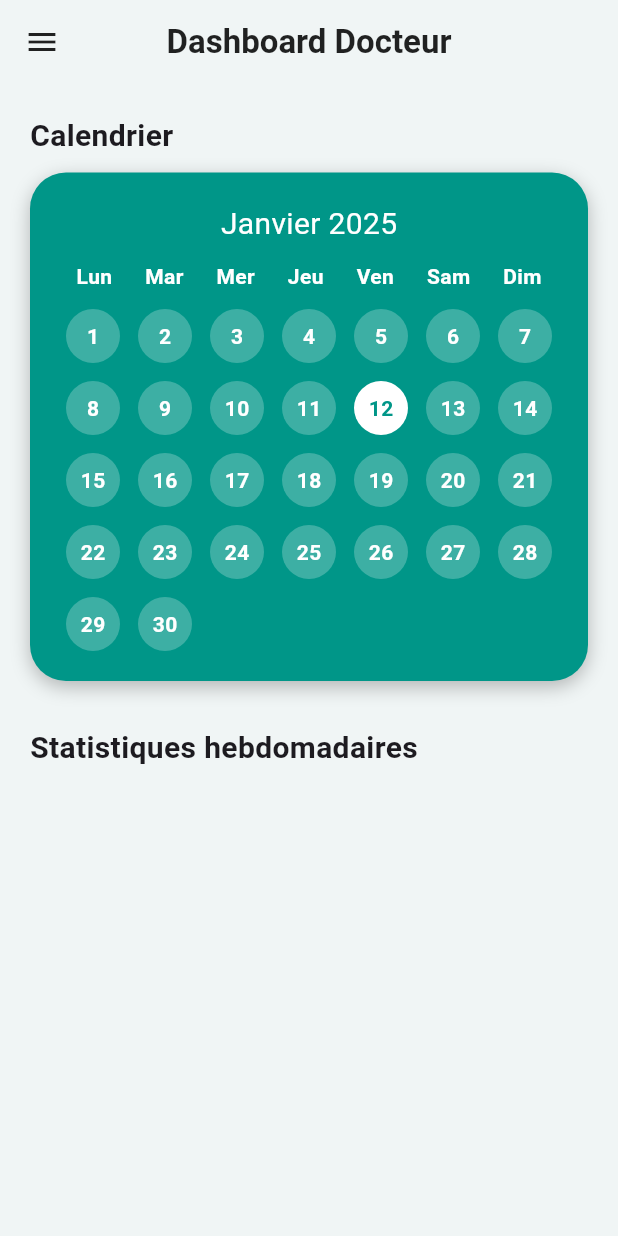
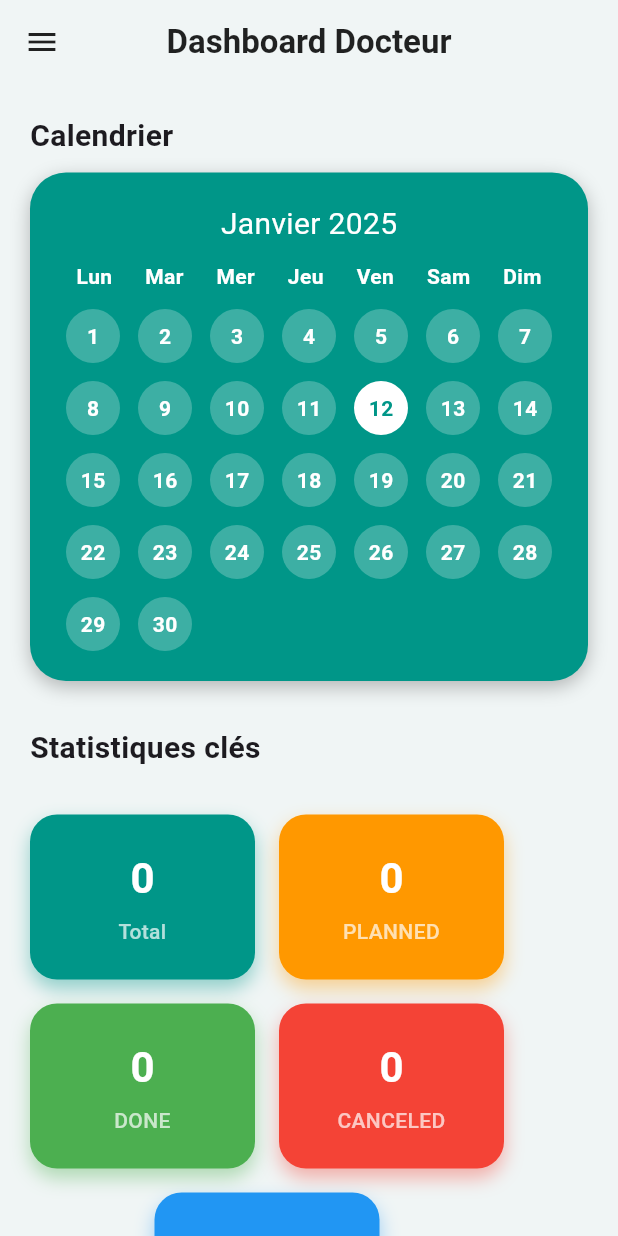
Before and after one commit to AYAboud/assistant_clinique, a Flutter app: the DoctorHomePage screen opened by its route, on a phone screen of 412 x 824 dp. Run offline on Flutter 3.47's test engine with Material 3 defaults, Android fonts, the phone set to English and light mode, and no system bars; our stand-ins replace fl_chart; network calls fail.

Commit message:
7 commit

```diff
--- a/lib/DoctorHomePage.dart
+++ b/lib/DoctorHomePage.dart
@@ -1,15 +1,85 @@
+import 'dart:convert';
 import 'package:flutter/material.dart';
+import 'package:fl_chart/fl_chart.dart';
+import 'package:http/http.dart' as http;
 import 'PatientHomePage.dart';
 import 'consultations_page.dart';
 
-class DoctorHomePage extends StatelessWidget {
+class DoctorHomePage extends StatefulWidget {
   const DoctorHomePage({super.key});
+
+  @override
+  _DoctorHomePageState createState() => _DoctorHomePageState();
+}
+
+class _DoctorHomePageState extends State<DoctorHomePage> {
+  int totalConsultations = 0;
+  int planned = 0;
+  int done = 0;
+  int canceled = 0;
+  int distinctPatients = 0;
+  Map<int, int> consultationsPerDay = {};
+  bool isLoading = true;
+
+  @override
+  void initState() {
+    super.initState();
+    fetchStats();
+  }
+
+  Future<void> fetchStats() async {
+    final doctorId = 1; // à rendre dynamique si besoin
+    try {
+      final totalRes = await http.get(
+        Uri.parse('http://localhost:8082/consultations/doctor/$doctorId/count'),
+      );
+      final plannedRes = await http.get(
+        Uri.parse(
+          'http://localhost:8082/consultations/doctor/$doctorId/count/status/PLANNED',
+        ),
+      );
+      final doneRes = await http.get(
+        Uri.parse(
+          'http://localhost:8082/consultations/doctor/$doctorId/count/status/DONE',
+        ),
+      );
+      final canceledRes = await http.get(
+        Uri.parse(
+          'http://localhost:8082/consultations/doctor/$doctorId/count/status/CANCELED',
+        ),
+      );
+      final patientsRes = await http.get(
+        Uri.parse(
+          'http://localhost:8082/consultations/doctor/$doctorId/count/patients',
+        ),
+      );
+      final statsRes = await http.get(
+        Uri.parse(
+          'http://localhost:8082/consultations/doctor/$doctorId/stats/days',
+        ),
+      );
+
+      setState(() {
+        totalConsultations = int.parse(totalRes.body);
+        planned = int.parse(plannedRes.body);
+        done = int.parse(doneRes.body);
+        canceled = int.parse(canceledRes.body);
+        distinctPatients = int.parse(patientsRes.body);
+        Map<String, dynamic> data = json.decode(statsRes.body);
+        consultationsPerDay = data.map(
+          (key, value) => MapEntry(int.parse(key), (value as num).toInt()),
+        );
+        isLoading = false;
+      });
+    } catch (e) {
+      setState(() => isLoading = false);
+    }
+  }
 
   @override
   Widget build(BuildContext context) {
     return Scaffold(
       drawer: _buildDrawer(context),
-
       appBar: AppBar(
         elevation: 0,
         backgroundColor: Colors.transparent,
@@ -17,9 +87,7 @@ class DoctorHomePage extends StatelessWidget {
         leading: Builder(
           builder: (context) => IconButton(
             icon: const Icon(Icons.menu, color: Colors.black87),
-            onPressed: () {
-              Scaffold.of(context).openDrawer();
-            },
+            onPressed: () => Scaffold.of(context).openDrawer(),
           ),
         ),
         title: const Text(
@@ -32,129 +100,142 @@ class DoctorHomePage extends StatelessWidget {
         ),
         centerTitle: true,
       ),
-
-      body: SingleChildScrollView(
+      body: isLoading
+          ? const Center(child: CircularProgressIndicator())
+          : SingleChildScrollView(
               padding: const EdgeInsets.all(20),
               child: Column(
                 crossAxisAlignment: CrossAxisAlignment.start,
                 children: [
-            // --------------------- MINI CALENDRIER --------------------
                   const Text(
                     "Calendrier",
                     style: TextStyle(fontSize: 20, fontWeight: FontWeight.bold),
                   ),
                   const SizedBox(height: 10),
-
                   _miniCalendar(),
+                  const SizedBox(height: 30),
+                  const Text(
+                    "Statistiques clés",
+                    style: TextStyle(fontSize: 20, fontWeight: FontWeight.bold),
+                  ),
+                  const SizedBox(height: 30, width: 20),
+                  Wrap(
+                    alignment:
+                        WrapAlignment.center, // 👈 THIS centers the cards
+                    spacing: 16,
+                    runSpacing: 16,
+                    children: [
+                      _statCard("Total", totalConsultations, Colors.teal),
+                      _statCard("PLANNED", planned, Colors.orange),
+                      _statCard("DONE", done, Colors.green),
+                      _statCard("CANCELED", canceled, Colors.red),
+                      _statCard("Patients", distinctPatients, Colors.blue),
+                    ],
+                  ),
 
                   const SizedBox(height: 30),
-
-            // --------------------- STATISTIQUES ------------------------
                   const Text(
-              "Statistiques hebdomadaires",
+                    "Graphiques",
                     style: TextStyle(fontSize: 20, fontWeight: FontWeight.bold),
                   ),
                   const SizedBox(height: 10),
+                  // ---------------- Bar Chart ----------------
+                  SizedBox(
+                    height: 200,
+                    child: BarChart(
+                      BarChartData(
+                        alignment: BarChartAlignment.spaceAround,
+                        maxY: consultationsPerDay.values.isEmpty
+                            ? 1
+                            : consultationsPerDay.values
+                                  .reduce((a, b) => a > b ? a : b)
+                                  .toDouble(),
+                        barGroups: consultationsPerDay.entries
+                            .map(
+                              (e) => BarChartGroupData(
+                                x: e.key,
+                                barRods: [
+                                  BarChartRodData(
+                                    toY: e.value.toDouble(),
+                                    color: Colors.teal,
+                                  ),
+                                ],
+                              ),
+                            )
+                            .toList(),
+                      ),
+                    ),
+                  ),
+                  const SizedBox(height: 20),
+                  // ---------------- Pie Chart ----------------
+                  SizedBox(
+                    height: 200,
+                    child: PieChart(
+                      PieChartData(
+                        sections: [
+                          PieChartSectionData(
+                            value: planned.toDouble(),
+                            color: Colors.orange,
+                            title: "PLANNED",
+                          ),
+                          PieChartSectionData(
+                            value: done.toDouble(),
+                            color: Colors.green,
+                            title: "DONE",
+                          ),
+                          PieChartSectionData(
+                            value: canceled.toDouble(),
+                            color: Colors.red,
+                            title: "CANCELED",
+                          ),
+                        ],
+                      ),
+                    ),
+                  ),
+                  const SizedBox(height: 20),
+                  // TODO: Ajouter LineChart pour évolution hebdomadaire
                 ],
               ),
             ),
     );
   }
 
-  // ---------------------------------------------------------------------------
-  // DRAWER / SIDE BAR
-  // ---------------------------------------------------------------------------
-
-  Widget _buildDrawer(BuildContext context) {
-    return Drawer(
-      child: Column(
-        crossAxisAlignment: CrossAxisAlignment.stretch,
-        children: [
-          DrawerHeader(
-            decoration: const BoxDecoration(color: Colors.teal),
-            child: Column(
-              crossAxisAlignment: CrossAxisAlignment.start,
-              children: const [
-                CircleAvatar(
-                  radius: 32,
-                  backgroundImage: AssetImage("assets/doctor.jpg"),
-                ),
-                SizedBox(height: 10),
-                Text(
-                  "Dr. Ahmed Salmi",
-                  style: TextStyle(color: Colors.white, fontSize: 18),
-                ),
-                Text(
-                  "Cardiologue",
-                  style: TextStyle(color: Colors.white70, fontSize: 14),
+  Widget _statCard(String label, int value, Color color) {
+    return Container(
+      width: 150,
+      height: 110,
+      decoration: BoxDecoration(
+        color: color,
+        borderRadius: BorderRadius.circular(18),
+        boxShadow: [
+          BoxShadow(
+            color: color.withOpacity(0.4),
+            blurRadius: 10,
+            offset: const Offset(0, 6),
           ),
         ],
       ),
+      padding: const EdgeInsets.all(16),
+      child: Column(
+        mainAxisAlignment: MainAxisAlignment.center,
+        children: [
+          Text(
+            "$value",
+            style: const TextStyle(
+              fontSize: 28,
+              fontWeight: FontWeight.bold,
+              color: Colors.white,
             ),
-
-          // -------------------- AJOUT : PROFILE --------------------
-          ListTile(
-            leading: const Icon(Icons.person, color: Colors.deepPurple),
-            title: const Text("Profil"),
-            onTap: () {
-              Navigator.pushNamed(context, "/doctorProfile");
-            },
           ),
-
-          // Planning
-          ListTile(
-            leading: const Icon(Icons.calendar_month, color: Colors.teal),
-            title: const Text("Mon planning"),
-            onTap: () {
-              Navigator.pushNamed(context, "/doctorSchedule");
-            },
+          const SizedBox(height: 6),
+          Text(
+            label,
+            style: const TextStyle(
+              fontSize: 14,
+              fontWeight: FontWeight.w500,
+              color: Colors.white70,
             ),
-
-          // Patients
-          ListTile(
-            leading: const Icon(Icons.person_search, color: Colors.blue),
-            title: const Text("Mes patients"),
-            onTap: () {
-              Navigator.push(
-                context,
-                MaterialPageRoute(
-                  builder: (context) => const PatientHomePage(),
-                ),
-              );
-            },
-          ),
-
-          // -------------------- AJOUT : CONSULTATIONS --------------------
-          ListTile(
-            leading: const Icon(
-              Icons.medical_services,
-              color: Colors.redAccent,
-            ),
-            title: const Text("Rendez-vous"),
-            onTap: () {
-              Navigator.push(
-                context,
-                MaterialPageRoute(
-                  builder: (context) => const ConsultationsPage(),
-                ),
-              );
-            },
-          ),
-
-          // Historiques
-          ListTile(
-            leading: const Icon(Icons.history, color: Colors.orange),
-            title: const Text("Historiques"),
-            onTap: () {},
-          ),
-
-          const Spacer(),
-
-          // Déconnexion
-          ListTile(
-            leading: const Icon(Icons.logout, color: Colors.red),
-            title: const Text("Déconnexion"),
-            onTap: () {},
+            textAlign: TextAlign.center,
           ),
         ],
       ),
@@ -170,7 +251,7 @@ class DoctorHomePage extends StatelessWidget {
       decoration: BoxDecoration(
         color: Colors.teal,
         borderRadius: BorderRadius.circular(24),
-        boxShadow: [
+        boxShadow: const [
           BoxShadow(
             color: Colors.black26,
             blurRadius: 10,
@@ -178,7 +259,6 @@ class DoctorHomePage extends StatelessWidget {
           ),
         ],
       ),
-
       child: Column(
         children: [
           const Text(
@@ -234,48 +314,78 @@ class DoctorHomePage extends StatelessWidget {
   }
 
   // ---------------------------------------------------------------------------
-  // GRAPHIQUE DE STATISTIQUES
+  // DRAWER
   // ---------------------------------------------------------------------------
-}
-
-// -----------------------------------------------------------------------------
-// WIDGET D'UN JOUR DU MINI CALENDRIER
-// -----------------------------------------------------------------------------
-
-class _CalendarDay extends StatelessWidget {
-  final String label;
-  final String day;
-
-  const _CalendarDay({required this.label, required this.day});
-
-  @override
-  Widget build(BuildContext context) {
-    return Column(
+  Widget _buildDrawer(BuildContext context) {
+    return Drawer(
+      child: Column(
+        crossAxisAlignment: CrossAxisAlignment.stretch,
         children: [
+          DrawerHeader(
+            decoration: const BoxDecoration(color: Colors.teal),
+            child: Column(
+              crossAxisAlignment: CrossAxisAlignment.start,
+              children: const [
+                CircleAvatar(
+                  radius: 32,
+                  backgroundImage: AssetImage("assets/doctor.jpg"),
+                ),
+                SizedBox(height: 10),
                 Text(
-          label,
-          style: const TextStyle(
-            color: Colors.white,
-            fontWeight: FontWeight.bold,
+                  "Dr. Ahmed Salmi",
+                  style: TextStyle(color: Colors.white, fontSize: 18),
+                ),
+                Text(
+                  "Cardiologue",
+                  style: TextStyle(color: Colors.white70, fontSize: 14),
+                ),
+              ],
             ),
           ),
-        const SizedBox(height: 6),
-        Container(
-          padding: const EdgeInsets.all(10),
-          decoration: BoxDecoration(
-            color: Colors.white,
-            borderRadius: BorderRadius.circular(10),
+          ListTile(
+            leading: const Icon(Icons.person, color: Colors.deepPurple),
+            title: const Text("Profil"),
+            onTap: () => Navigator.pushNamed(context, "/doctorProfile"),
           ),
-          child: Text(
-            day,
-            style: const TextStyle(
-              fontSize: 16,
-              fontWeight: FontWeight.bold,
-              color: Colors.teal,
+          ListTile(
+            leading: const Icon(Icons.calendar_month, color: Colors.teal),
+            title: const Text("Mon planning"),
+            onTap: () => Navigator.pushNamed(context, "/doctorSchedule"),
+          ),
+          ListTile(
+            leading: const Icon(Icons.person_search, color: Colors.blue),
+            title: const Text("Mes patients"),
+            onTap: () => Navigator.push(
+              context,
+              MaterialPageRoute(builder: (context) => const PatientHomePage()),
+            ),
+          ),
+          ListTile(
+            leading: const Icon(
+              Icons.medical_services,
+              color: Colors.redAccent,
+            ),
+            title: const Text("Rendez-vous"),
+            onTap: () => Navigator.push(
+              context,
+              MaterialPageRoute(
+                builder: (context) => const ConsultationsPage(),
               ),
             ),
           ),
+          ListTile(
+            leading: const Icon(Icons.history, color: Colors.orange),
+            title: const Text("Historiques"),
+            onTap: () {},
+          ),
+          const Spacer(),
+          ListTile(
+            leading: const Icon(Icons.logout, color: Colors.red),
+            title: const Text("Déconnexion"),
+            onTap: () {},
+          ),
         ],
+      ),
     );
   }
 }
--- a/lib/doctor_profile_screen.dart
+++ b/lib/doctor_profile_screen.dart
@@ -1,5 +1,8 @@
 import 'package:flutter/material.dart';
 import 'DoctorSchedulePage.dart';
+import 'dart:convert';
+import 'package:http/http.dart' as http;
+
 
 // --- (Optionnel) Classe Doctor pour la cohérence des données ---
 class Doctor {
--- a/pubspec.yaml
+++ b/pubspec.yaml
@@ -31,6 +31,9 @@ dependencies:
   flutter:
     sdk: flutter
   http: ^1.1.0
+  fl_chart: ^0.70.0
+  charts_flutter: ^0.12.0
+
 
   # ou la dernière version
 
```
Also changed, not shown: pubspec.lock. Lines whose indentation alone changed are shown as unchanged.
